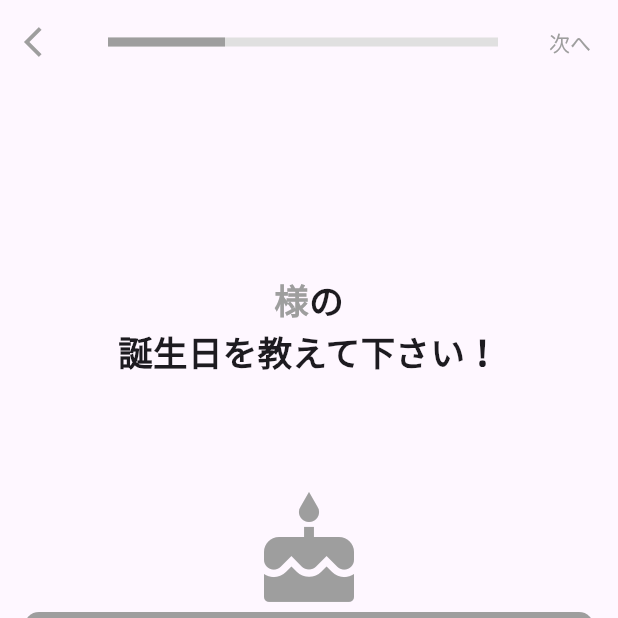
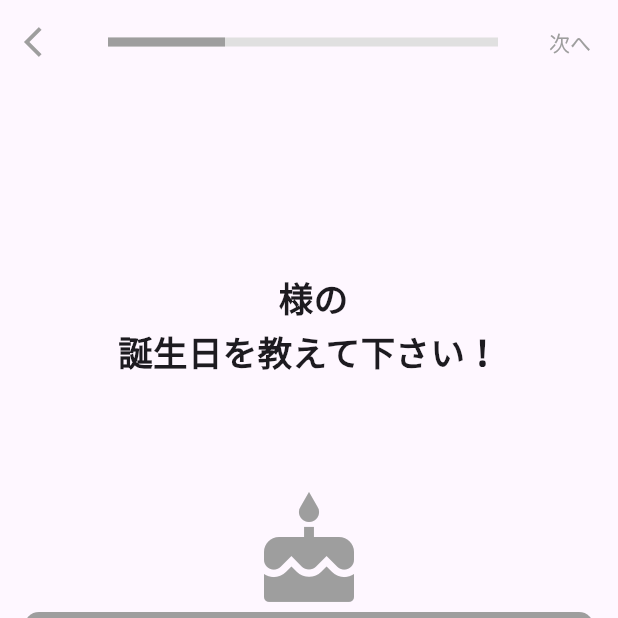
Before and after one commit to rlgur3470/okarada, a Flutter app: the BirthdayScreen screen opened by its route, on a phone screen of 412 x 824 dp, the top half of it. Run offline on Flutter 3.47's test engine with Material 3 defaults, Android fonts, the phone set to English and light mode, and no system bars; our stand-ins replace numberpicker, table_calendar; missing offline and left inert: animated_weight_picker; accounts and stored records are empty; statements that could not run were skipped.

Commit message:
1. 생일 입력 페이지 様 색깔 및 스페이스

```diff
--- a/lib/screens/birthday_screen.dart
+++ b/lib/screens/birthday_screen.dart
@@ -182,15 +182,7 @@
               ),
             ),
             Text(
-              "様",
-              style: TextStyle(
-                fontSize: 23,
-                fontWeight: FontWeight.w600,
-                color: userGenderColor,
-              ),
-            ),
-            Text(
-              "の",
+              " 様の",
               style: TextStyle(
                 fontSize: 23,
                 fontWeight: FontWeight.w600,
```
